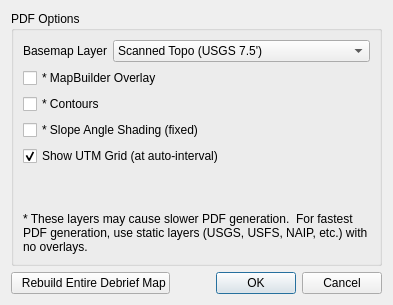
First picture: the form in debriefOptionsDialog.ui, repository ncssar/plans_console, before the edit.
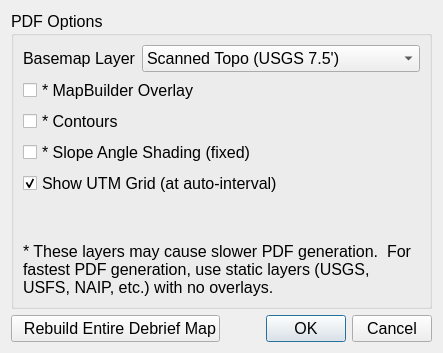
Second picture: the form after the edit. Icons and pictures are not drawn.

What changed in the file:
```diff
--- a/debriefOptionsDialog.ui
+++ b/debriefOptionsDialog.ui
@@ -6,10 +6,16 @@
    <rect>
     <x>0</x>
     <y>0</y>
-    <width>620</width>
-    <height>484</height>
+    <width>463</width>
+    <height>345</height>
    </rect>
   </property>
+  <property name="font">
+   <font>
+    <family>Arial</family>
+    <pointsize>12</pointsize>
+   </font>
+  </property>
   <property name="windowTitle">
    <string>Debrief Options</string>
   </property>
```
